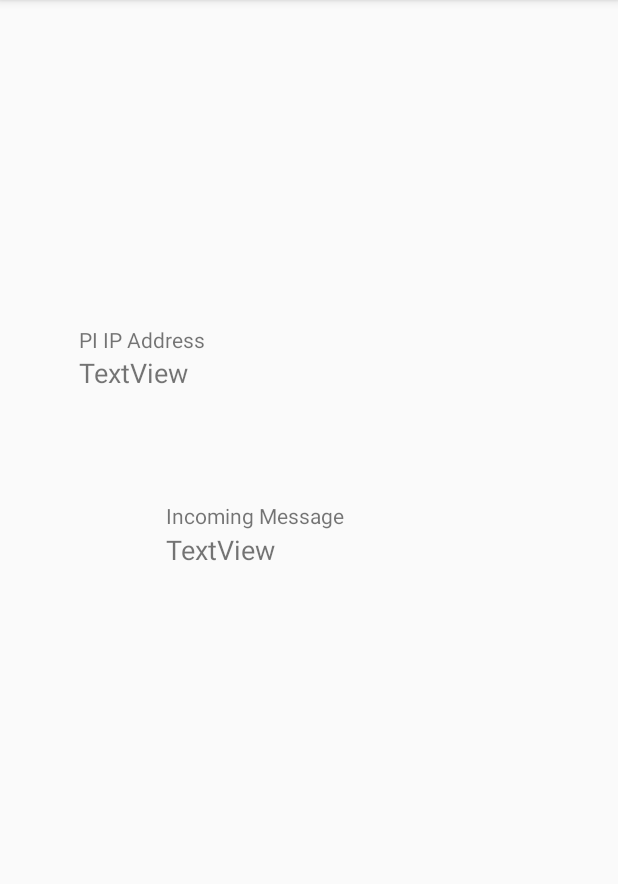
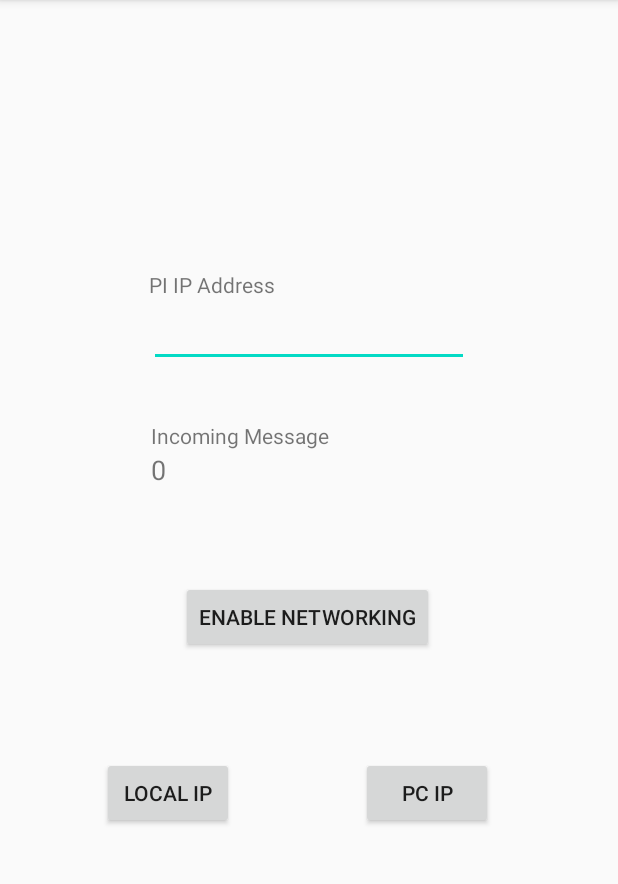
Before and after one commit to Super-Original-Username/csci-455, an Android app: the NetworkActivity screen opened directly, with no data from a screen before it, on a phone screen of 412 x 824 dp, the part 84-968 px from its top. Run offline under Robolectric (Android 15) with nearby library versions, the light colour scheme and no system bars.

Commit message:
networking is hard

```diff
--- a/android/app/src/main/AndroidManifest.xml
+++ b/android/app/src/main/AndroidManifest.xml
@@ -10,7 +10,7 @@
         android:roundIcon="@mipmap/ic_launcher_round"
         android:supportsRtl="true"
         android:theme="@style/AppTheme">
-        <activity android:name=".NetworkActivity"></activity>
+        <activity android:name=".NetworkActivity"/>
         <activity android:name=".TalkActivity" />
         <activity android:name=".MainActivity">
             <intent-filter>
--- a/android/app/src/main/java/com/example/networkedtts/MainActivity.java
+++ b/android/app/src/main/java/com/example/networkedtts/MainActivity.java
@@ -22,7 +22,9 @@ public class MainActivity extends AppCompatActivity implements View.OnClickListe
         setContentView(R.layout.activity_main);
 
         Button talkButton = (Button)findViewById(R.id.talkMode);
+        Button ipButton = (Button)findViewById(R.id.ipButton);
         talkButton.setOnClickListener(this);
+        ipButton.setOnClickListener(this);
     }
 
     public void onClick(View v){
--- a/android/app/src/main/java/com/example/networkedtts/NetSender.java
+++ b/android/app/src/main/java/com/example/networkedtts/NetSender.java
@@ -8,7 +8,7 @@ import java.net.ServerSocket;
 import java.net.Socket;
 
 public class NetSender extends Thread {
-
+/*
     NetSender(String ip) {
 
     }
@@ -50,7 +50,7 @@ public class NetSender extends Thread {
             while (true) {
                 try {
                     final String message = input.readLine();
-                    if (message ! = null) {
+                    if (message != null) {
                         runOnUiThread(new Runnable() {
                             @Override
                             public void run() {
@@ -67,5 +67,5 @@ public class NetSender extends Thread {
                 }
             }
         }
-    }
+    }*/
 }
--- a/android/app/src/main/res/layout/activity_network.xml
+++ b/android/app/src/main/res/layout/activity_network.xml
@@ -7,25 +7,14 @@
     tools:context=".NetworkActivity">
 
     <TextView
-        android:id="@+id/ip_box"
-        android:layout_width="307dp"
-        android:layout_height="30dp"
-        android:layout_marginTop="236dp"
-        android:text="TextView"
-        android:textSize="18sp"
-        app:layout_constraintEnd_toEndOf="parent"
-        app:layout_constraintStart_toStartOf="parent"
-        app:layout_constraintTop_toTopOf="parent" />
-
-    <TextView
         android:id="@+id/msg_box"
         android:layout_width="190dp"
         android:layout_height="29dp"
-        android:text="TextView"
+        android:text="0"
         android:textSize="18sp"
         app:layout_constraintBottom_toBottomOf="parent"
         app:layout_constraintEnd_toEndOf="parent"
-        app:layout_constraintHorizontal_bias="0.497"
+        app:layout_constraintHorizontal_bias="0.452"
         app:layout_constraintStart_toStartOf="parent"
         app:layout_constraintTop_toBottomOf="@+id/textView5"
         app:layout_constraintVertical_bias="0.0" />
@@ -34,20 +23,67 @@
         android:id="@+id/textView4"
         android:layout_width="wrap_content"
         android:layout_height="wrap_content"
+        android:layout_marginTop="180dp"
         android:text="PI IP Address"
-        app:layout_constraintBottom_toTopOf="@+id/ip_box"
         app:layout_constraintEnd_toEndOf="@+id/ip_box"
         app:layout_constraintHorizontal_bias="0.0"
-        app:layout_constraintStart_toStartOf="@+id/ip_box" />
+        app:layout_constraintStart_toStartOf="@+id/ip_box"
+        app:layout_constraintTop_toTopOf="parent" />
 
     <TextView
         android:id="@+id/textView5"
         android:layout_width="134dp"
         android:layout_height="20dp"
-        android:layout_marginTop="68dp"
+        android:layout_marginTop="36dp"
         android:text="Incoming Message"
         app:layout_constraintEnd_toEndOf="@+id/msg_box"
         app:layout_constraintHorizontal_bias="0.0"
         app:layout_constraintStart_toStartOf="@+id/msg_box"
         app:layout_constraintTop_toBottomOf="@+id/ip_box" />
+
+    <Button
+        android:id="@+id/on_button"
+        android:layout_width="wrap_content"
+        android:layout_height="wrap_content"
+        android:text="Enable networking"
+        app:layout_constraintBottom_toBottomOf="parent"
+        app:layout_constraintEnd_toEndOf="parent"
+        app:layout_constraintHorizontal_bias="0.497"
+        app:layout_constraintStart_toStartOf="parent"
+        app:layout_constraintTop_toBottomOf="@+id/msg_box"
+        app:layout_constraintVertical_bias="0.147" />
+
+    <EditText
+        android:id="@+id/ip_box"
+        android:layout_width="wrap_content"
+        android:layout_height="wrap_content"
+        android:ems="10"
+        android:inputType="textPersonName"
+        app:layout_constraintEnd_toEndOf="parent"
+        app:layout_constraintStart_toStartOf="parent"
+        app:layout_constraintTop_toBottomOf="@+id/textView4"
+        tools:text="Enter IP" />
+
+    <Button
+        android:id="@+id/locip_but"
+        android:layout_width="wrap_content"
+        android:layout_height="wrap_content"
+        android:layout_marginStart="68dp"
+        android:text="Local IP"
+        app:layout_constraintBottom_toBottomOf="@+id/pcip_but"
+        app:layout_constraintStart_toStartOf="parent"
+        app:layout_constraintTop_toTopOf="@+id/pcip_but"
+        app:layout_constraintVertical_bias="0.0" />
+
+    <Button
+        android:id="@+id/pcip_but"
+        android:layout_width="wrap_content"
+        android:layout_height="wrap_content"
+        android:text="PC IP"
+        app:layout_constraintBottom_toBottomOf="parent"
+        app:layout_constraintEnd_toEndOf="parent"
+        app:layout_constraintHorizontal_bias="0.502"
+        app:layout_constraintStart_toEndOf="@+id/locip_but"
+        app:layout_constraintTop_toBottomOf="@+id/on_button"
+        app:layout_constraintVertical_bias="0.243" />
 </androidx.constraintlayout.widget.ConstraintLayout>
--- a/android/app/src/main/res/layout/activity_talk.xml
+++ b/android/app/src/main/res/layout/activity_talk.xml
@@ -25,12 +25,12 @@
         android:layout_height="wrap_content"
         android:ems="10"
         android:inputType="textPersonName"
-        android:text="Give words for send"
         app:layout_constraintBottom_toTopOf="@+id/talkButton"
         app:layout_constraintEnd_toEndOf="parent"
         app:layout_constraintHorizontal_bias="0.166"
         app:layout_constraintStart_toStartOf="parent"
         app:layout_constraintTop_toTopOf="parent"
-        app:layout_constraintVertical_bias="0.9" />
+        app:layout_constraintVertical_bias="0.9"
+        tools:text="Give words for send" />
 
 </androidx.constraintlayout.widget.ConstraintLayout>
```
Also changed, not shown: android/app/src/main/java/com/example/networkedtts/NetworkActivity.java (+59 -22 lines).
